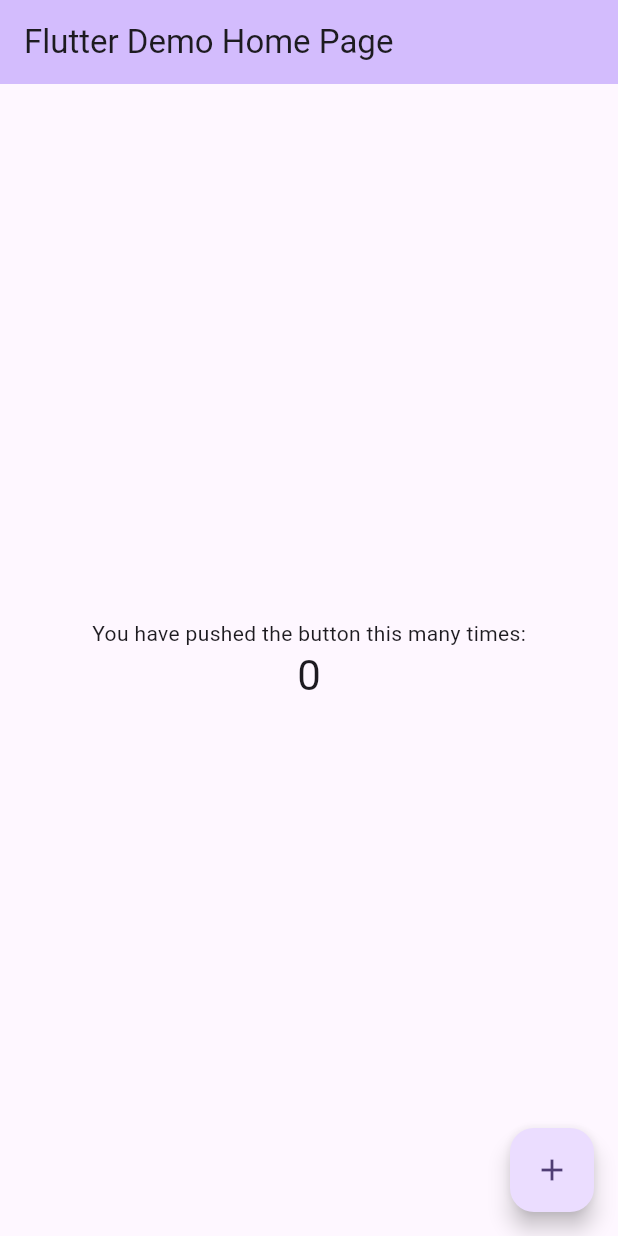
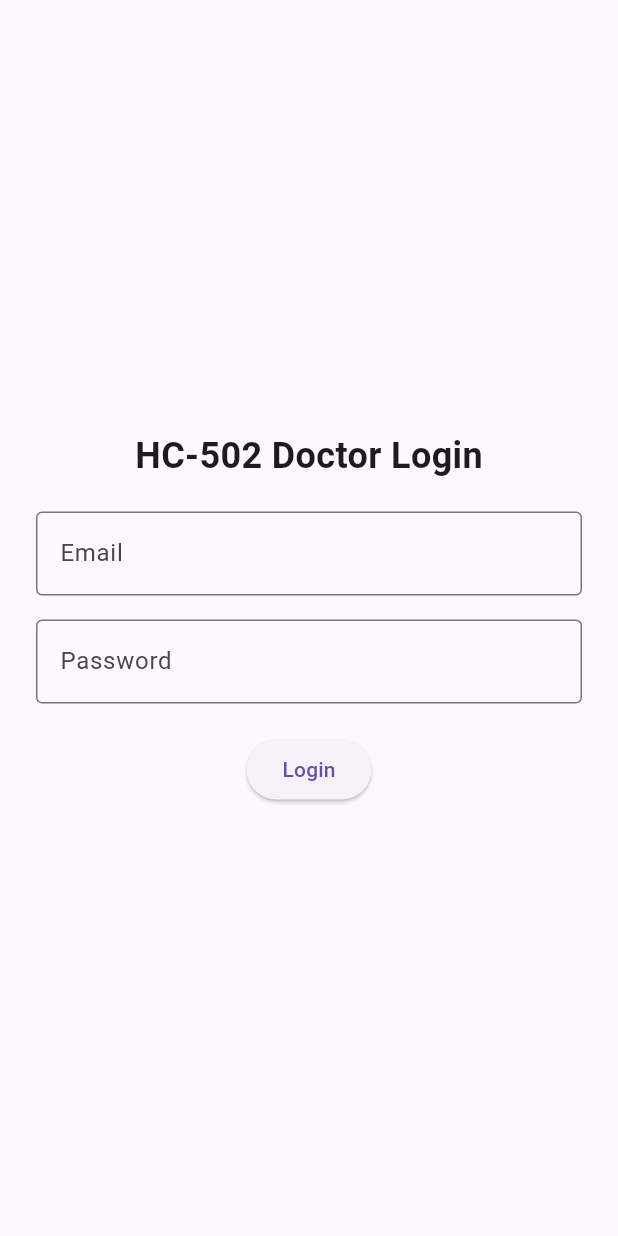
Before and after one commit to thrishulpoonja00-hash/doctor_patient, a Flutter app: the screen it shows after launch, on a phone screen of 412 x 824 dp. Run offline on Flutter 3.47's test engine with Material 3 defaults, Android fonts, the phone set to English and light mode, and no system bars.

Commit message:
adding login screen ui

```diff
--- a/lib/main.dart
+++ b/lib/main.dart
@@ -1,3 +1,4 @@
+
 import 'package:flutter/material.dart';
 
 void main() {
@@ -7,115 +8,52 @@ void main() {
 class MyApp extends StatelessWidget {
   const MyApp({super.key});
 
-  // This widget is the root of your application.
   @override
   Widget build(BuildContext context) {
     return MaterialApp(
-      title: 'Flutter Demo',
-      theme: ThemeData(
-        // This is the theme of your application.
-        //
-        // TRY THIS: Try running your application with "flutter run". You'll see
-        // the application has a purple toolbar. Then, without quitting the app,
-        // try changing the seedColor in the colorScheme below to Colors.green
-        // and then invoke "hot reload" (save your changes or press the "hot
-        // reload" button in a Flutter-supported IDE, or press "r" if you used
-        // the command line to start the app).
-        //
-        // Notice that the counter didn't reset back to zero; the application
-        // state is not lost during the reload. To reset the state, use hot
-        // restart instead.
-        //
-        // This works for code too, not just values: Most code changes can be
-        // tested with just a hot reload.
-        colorScheme: .fromSeed(seedColor: Colors.deepPurple),
-      ),
-      home: const MyHomePage(title: 'Flutter Demo Home Page'),
+      debugShowCheckedModeBanner: false,
+      home: LoginScreen(),
     );
   }
 }
 
-class MyHomePage extends StatefulWidget {
-  const MyHomePage({super.key, required this.title});
-
-  // This widget is the home page of your application. It is stateful, meaning
-  // that it has a State object (defined below) that contains fields that affect
-  // how it looks.
-
-  // This class is the configuration for the state. It holds the values (in this
-  // case the title) provided by the parent (in this case the App widget) and
-  // used by the build method of the State. Fields in a Widget subclass are
-  // always marked "final".
-
-  final String title;
-
-  @override
-  State<MyHomePage> createState() => _MyHomePageState();
-}
-
-class _MyHomePageState extends State<MyHomePage> {
-  int _counter = 0;
-
-  void _incrementCounter() {
-    setState(() {
-      // This call to setState tells the Flutter framework that something has
-      // changed in this State, which causes it to rerun the build method below
-      // so that the display can reflect the updated values. If we changed
-      // _counter without calling setState(), then the build method would not be
-      // called again, and so nothing would appear to happen.
-      _counter++;
-    });
-  }
-
+class LoginScreen extends StatelessWidget {
   @override
   Widget build(BuildContext context) {
-    // This method is rerun every time setState is called, for instance as done
-    // by the _incrementCounter method above.
-    //
-    // The Flutter framework has been optimized to make rerunning build methods
-    // fast, so that you can just rebuild anything that needs updating rather
-    // than having to individually change instances of widgets.
     return Scaffold(
-      appBar: AppBar(
-        // TRY THIS: Try changing the color here to a specific color (to
-        // Colors.amber, perhaps?) and trigger a hot reload to see the AppBar
-        // change color while the other colors stay the same.
-        backgroundColor: Theme.of(context).colorScheme.inversePrimary,
-        // Here we take the value from the MyHomePage object that was created by
-        // the App.build method, and use it to set our appbar title.
-        title: Text(widget.title),
-      ),
       body: Center(
-        // Center is a layout widget. It takes a single child and positions it
-        // in the middle of the parent.
-        child: Column(
-          // Column is also a layout widget. It takes a list of children and
-          // arranges them vertically. By default, it sizes itself to fit its
-          // children horizontally, and tries to be as tall as its parent.
-          //
-          // Column has various properties to control how it sizes itself and
-          // how it positions its children. Here we use mainAxisAlignment to
-          // center the children vertically; the main axis here is the vertical
-          // axis because Columns are vertical (the cross axis would be
-          // horizontal).
-          //
-          // TRY THIS: Invoke "debug painting" (choose the "Toggle Debug Paint"
-          // action in the IDE, or press "p" in the console), to see the
-          // wireframe for each widget.
-          mainAxisAlignment: .center,
-          children: [
-            const Text('You have pushed the button this many times:'),
-            Text(
-              '$_counter',
-              style: Theme.of(context).textTheme.headlineMedium,
-            ),
-          ],
+        child: Padding(
+          padding: const EdgeInsets.all(24.0),
+          child: Column(
+            mainAxisAlignment: MainAxisAlignment.center,
+            children: [
+              const Text(
+                "HC-502 Doctor Login",
+                style: TextStyle(fontSize: 24, fontWeight: FontWeight.bold),
+              ),
+              const SizedBox(height: 20),
+              TextField(
+                decoration: InputDecoration(
+                  labelText: "Email",
+                  border: OutlineInputBorder(),
+                ),
+              ),
+              const SizedBox(height: 16),
+              TextField(
+                obscureText: true,
+                decoration: InputDecoration(
+                  labelText: "Password",
+                  border: OutlineInputBorder(),
+                ),
+              ),
+              const SizedBox(height: 20),
+              ElevatedButton(
+                onPressed: () {},
+                child: const Text("Login"),
+              )
+            ],
+          ),
         ),
-      ),
-      floatingActionButton: FloatingActionButton(
-        onPressed: _incrementCounter,
-        tooltip: 'Increment',
-        child: const Icon(Icons.add),
       ),
     );
   }
```
